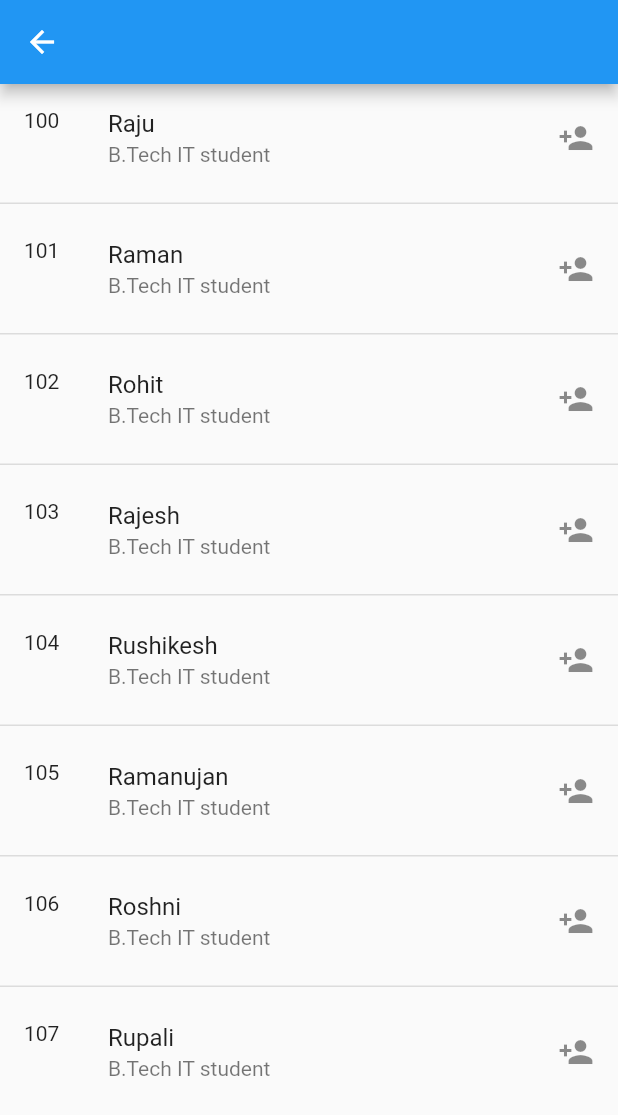
After one commit to FuriousFoe/InheritanceProject, a Flutter app: the listpage screen opened directly, on a phone screen of 412 x 824 dp. The commit adds this screen. Shown: the top 1115 px of the screen. Run offline on Flutter 3.47's test engine with Material 2 defaults, Android fonts, the phone set to English and light mode, and no system bars; our stand-ins replace cloud_firestore, firebase_auth, firebase_core, font_awesome_flutter, google_fonts, google_maps_flutter and 3 more; accounts and stored records are empty.

Commit message:
listpage added

```diff
--- a/My apps/flutter_project/lib/main.dart
+++ b/My apps/flutter_project/lib/main.dart
@@ -8,6 +8,7 @@ import 'package:flutter_project/pages/facilities_page.dart';
 import 'package:flutter_project/pages/homedetailspage.dart';
 import 'package:flutter_project/pages/homepage.dart';
 import 'package:flutter_project/pages/button_page.dart';
+import 'package:flutter_project/pages/listpage.dart';
 import 'package:flutter_project/pages/loginpage.dart';
 import 'package:flutter_project/pages/profile.dart';
 import 'package:flutter_project/pages/settings.dart';
@@ -38,7 +39,7 @@ class MyApp extends StatelessWidget {
          theme: MyTheme.lightTheme(context),
          darkTheme: MyTheme.darkTheme(context),
          debugShowCheckedModeBanner: false,
-         initialRoute: MyRoutes.profileRoute,
+         initialRoute: MyRoutes.settingsRoute,
          routes: {
           "/": (context) => LoginPage(),
           MyRoutes.homeRoute: (context) => HomePage(),
@@ -56,6 +57,7 @@ class MyApp extends StatelessWidget {
           MyRoutes.profileRoute:(context) => Profile(),
           MyRoutes.dynamicRoute:(context) => Dropdown(),
           MyRoutes.dummyRoute:(context) => ProfilePage(),
+          MyRoutes.listRoute:(context) => listpage()
         },
       ),
     );
--- a/My apps/flutter_project/lib/pages/dynamic_page.dart
+++ b/My apps/flutter_project/lib/pages/dynamic_page.dart
@@ -248,7 +248,7 @@ class _DropdownState extends State<Dropdown> {
             ),
             Row(
               children: [
-                Checkbox(value: false, onChanged: (value) {}),
+                Checkbox(value: false, onChanged: (value) {} ),
                 const Text(
                   'Vacant',
                   style: TextStyle(color: Colors.black38),
--- /dev/null
+++ b/My apps/flutter_project/lib/pages/listpage.dart
@@ -0,0 +1,37 @@
+import 'package:flutter/material.dart';
+import 'package:flutter/src/animation/animation_controller.dart';
+import 'package:flutter/src/widgets/container.dart';
+import 'package:flutter/src/widgets/framework.dart';
+import 'package:flutter/src/widgets/ticker_provider.dart';
+
+class listpage extends StatefulWidget {
+  const listpage({super.key});
+
+  @override
+  State<listpage> createState() => _listpageState();
+}
+
+class _listpageState extends State<listpage> {
+
+  @override
+  Widget build(BuildContext context) {
+    var arrNames = [ 'Raju' , 'Raman' , 'Rohit' , 'Rajesh' , 'Rushikesh' , 'Ramanujan' , 'Roshni' , 'Rupali' ] ;
+
+    return Scaffold(
+      appBar: AppBar(),
+      body: ListView.separated(itemBuilder:  (context, index) {
+      return ListTile(
+        leading: Text('${index+100}'),
+        title: Text(arrNames[index]),
+        subtitle: Text('B.Tech IT student'),
+        trailing: Icon(Icons.person_add),
+      ) ;
+      },
+      itemCount: arrNames.length,
+      separatorBuilder: (context, index) {
+       return Divider(height: 15, thickness: 1,) ;
+      },
+      )
+    );
+  }
+}
--- a/My apps/flutter_project/lib/utils/routes.dart
+++ b/My apps/flutter_project/lib/utils/routes.dart
@@ -14,4 +14,5 @@ class MyRoutes {
   static String profileRoute = "/profile" ;
   static String dynamicRoute = "/dynamic" ;
   static String dummyRoute = "/dummy" ;
+  static String listRoute = "/list " ;
   }
```
Also changed, not shown: My apps/flutter_project/lib/pages/profile.dart (+14 -2 lines), My apps/flutter_project/lib/pages/settings.dart (+60 -59 lines), My apps/flutter_project/lib/widgets/drawer.dart (+5 -2 lines), My apps/flutter_project/assets/images/down.png (added), My apps/flutter_project/assets/images/download.png (added).
